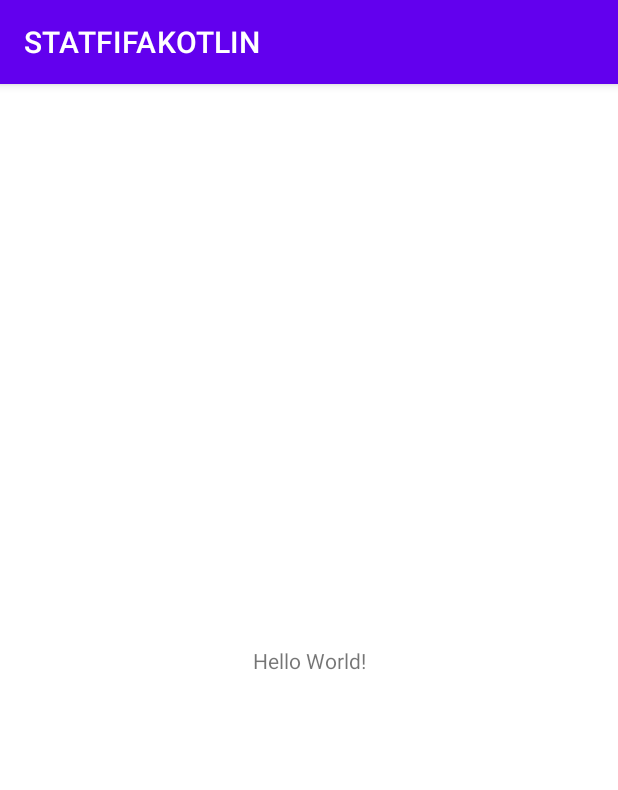
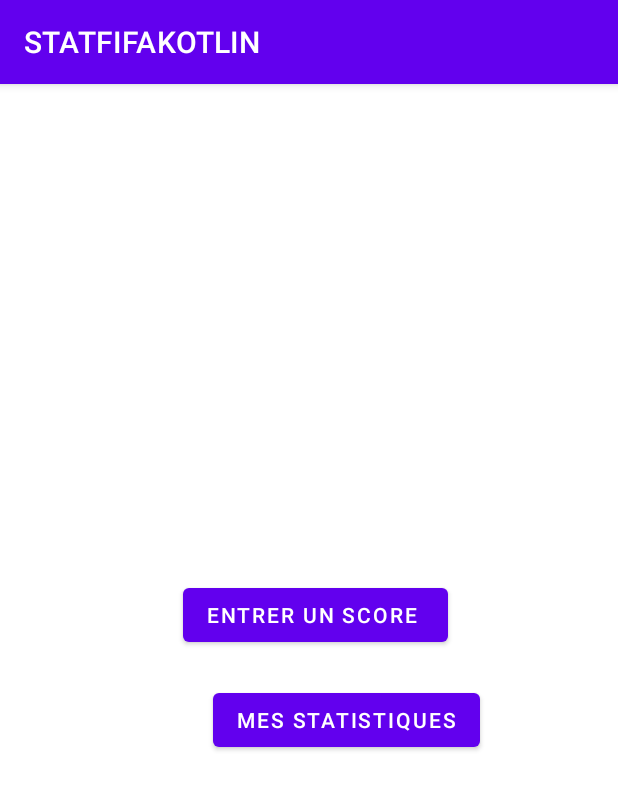
Before and after one commit to vaudranpc/STATFIFAKOTLIN, an Android app: the screen it shows after launch (MainActivity), on a phone screen of 412 x 824 dp. Shown: the top 790 px of the screen. Run offline under Robolectric (Android 15) with nearby library versions, the phone set to English and light mode, and no system bars.

Commit message:
AJOUT DE BOUTON

```diff
--- a/app/src/main/AndroidManifest.xml
+++ b/app/src/main/AndroidManifest.xml
@@ -14,6 +14,12 @@
         android:theme="@style/Theme.STATFIFAKOTLIN"
         tools:targetApi="31">
         <activity
+            android:name=".StatistiqueActitivty"
+            android:exported="false" />
+        <activity
+            android:name=".ScoreActivity"
+            android:exported="false" />
+        <activity
             android:name=".MainActivity"
             android:exported="true">
             <intent-filter>
--- a/app/src/main/java/com/vaudran225/statfifakotlin/MainActivity.kt
+++ b/app/src/main/java/com/vaudran225/statfifakotlin/MainActivity.kt
@@ -2,10 +2,26 @@ package com.vaudran225.statfifakotlin
 
 import androidx.appcompat.app.AppCompatActivity
 import android.os.Bundle
+import android.widget.Button
+import android.widget.Toast
 
 class MainActivity : AppCompatActivity() {
     override fun onCreate(savedInstanceState: Bundle?) {
         super.onCreate(savedInstanceState)
         setContentView(R.layout.activity_main)
+
+        // get reference to button
+        val btn_Score = findViewById(R.id.Score) as Button
+        val btn_Stat = findViewById(R.id.Statistique) as Button
+        // set on-click listener
+        btn_Score.setOnClickListener {
+            // your code to perform when the user clicks on the button
+            Toast.makeText(this@MainActivity, "Score ", Toast.LENGTH_SHORT).show()
+        }
+
+        btn_Stat.setOnClickListener {
+            // your code to perform when the user clicks on the button
+            Toast.makeText(this@MainActivity, "Statistique  ", Toast.LENGTH_SHORT).show()
+        }
     }
 }
--- a/app/src/main/res/layout/activity_main.xml
+++ b/app/src/main/res/layout/activity_main.xml
@@ -1,18 +1,30 @@
 <?xml version="1.0" encoding="utf-8"?>
-<androidx.constraintlayout.widget.ConstraintLayout xmlns:android="http://schemas.android.com/apk/res/android"
+<RelativeLayout xmlns:android="http://schemas.android.com/apk/res/android"
     xmlns:app="http://schemas.android.com/apk/res-auto"
     xmlns:tools="http://schemas.android.com/tools"
     android:layout_width="match_parent"
     android:layout_height="match_parent"
+    android:gravity="center"
     tools:context=".MainActivity">
 
-    <TextView
-        android:layout_width="wrap_content"
-        android:layout_height="wrap_content"
-        android:text="Hello World!"
-        app:layout_constraintBottom_toBottomOf="parent"
-        app:layout_constraintEnd_toEndOf="parent"
-        app:layout_constraintStart_toStartOf="parent"
-        app:layout_constraintTop_toTopOf="parent" />
 
-</androidx.constraintlayout.widget.ConstraintLayout>
+ <Button
+     android:id="@+id/Score"
+     android:layout_width="wrap_content"
+     android:layout_height="wrap_content"
+android:layout_marginTop="10dp"
+     android:layout_marginLeft="30dp"
+     android:text="Entrer un Score "
+     android:textColor="@color/white"
+  />
+
+ <Button
+     android:id="@+id/Statistique"
+     android:layout_width="wrap_content"
+     android:layout_height="wrap_content"
+     android:layout_marginTop="80dp"
+     android:layout_marginLeft="50dp"
+     android:text="Mes Statistiques"
+     android:textColor="@color/white" />
+
+</RelativeLayout>
```
Also changed, not shown: app/src/main/java/com/vaudran225/statfifakotlin/ScoreActivity.kt (added, +11 -0 lines), app/src/main/java/com/vaudran225/statfifakotlin/StatistiqueActitivty.kt (added, +11 -0 lines), app/src/main/res/layout/activity_score.xml (added, +9 -0 lines), app/src/main/res/layout/activity_statistique_actitivty.xml (added, +9 -0 lines).
